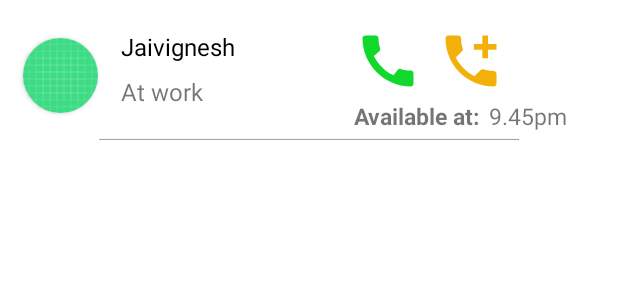
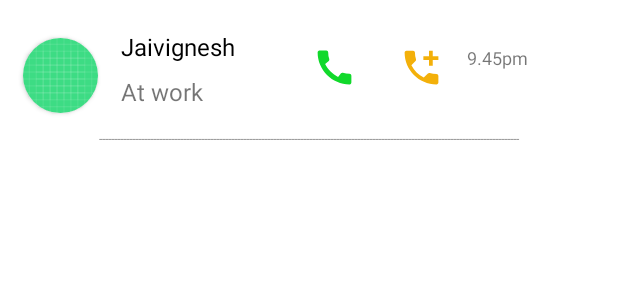
Before and after one commit to JAIVIGNESH2002/Calfo, an Android app: the layout item_design.xml on its own in the app's theme, with its tools: preview values and no code run, on a phone screen of 412 x 824 dp. Shown: the top 300 px of the screen. Run offline under Robolectric (Android 15) with nearby library versions, the phone set to English and light mode, and no system bars.

Commit message:
Added onTapCall

```diff
--- a/app/src/main/AndroidManifest.xml
+++ b/app/src/main/AndroidManifest.xml
@@ -5,6 +5,7 @@
     <uses-permission android:name="android.permission.CAMERA" />
     <uses-permission android:name="android.permission.WRITE_CONTACTS"/>
     <uses-permission android:name="android.permission.READ_CONTACTS"/>
+    <uses-permission android:name="android.permission.CALL_PHONE"/>
 
     <application
         android:allowBackup="true"
--- a/app/src/main/res/layout/item_design.xml
+++ b/app/src/main/res/layout/item_design.xml
@@ -28,7 +28,7 @@
 
         <TextView
             android:id="@+id/listUserName"
-            android:layout_width="150dp"
+            android:layout_width="125dp"
             android:layout_height="30dp"
             android:layout_marginLeft="15dp"
             android:layout_marginTop="20dp"
@@ -39,7 +39,7 @@
 
         <TextView
             android:id="@+id/listUserStatus"
-            android:layout_width="150dp"
+            android:layout_width="125dp"
             android:layout_height="30dp"
             android:layout_marginLeft="15dp"
             android:layout_marginTop="50dp"
@@ -47,27 +47,26 @@
             android:text="At work"
             android:textSize="16sp" />
 
-        <TextView
-            android:id="@+id/avlTimeTv"
-            android:layout_width="wrap_content"
-            android:layout_height="wrap_content"
-            android:layout_alignStart="@+id/callAvailable"
-            android:layout_alignParentBottom="true"
-            android:layout_marginBottom="10dp"
-            android:text="Available at:"
-            android:textSize="15sp"
-            android:textStyle="bold"></TextView>
+        <!--        <TextView-->
+        <!--            android:id="@+id/avlTimeTv"-->
+        <!--            android:layout_width="wrap_content"-->
+        <!--            android:layout_height="wrap_content"-->
+        <!--            android:layout_alignStart="@+id/callAvailable"-->
+        <!--            android:layout_alignParentBottom="true"-->
+        <!--            android:layout_marginBottom="10dp"-->
+        <!--            android:text="Available at:"-->
+        <!--            android:textSize="15sp"-->
+        <!--            android:textStyle="normal"></TextView>-->
 
         <TextView
             android:id="@+id/showTimeTv"
             android:layout_width="wrap_content"
             android:layout_height="wrap_content"
-            android:layout_alignStart="@+id/callAvailable"
-            android:layout_alignParentBottom="true"
-            android:layout_marginStart="90dp"
-            android:layout_marginBottom="10dp"
+            android:layout_alignStart="@id/callRequest"
+            android:layout_marginLeft="45dp"
+            android:layout_marginTop="30dp"
             android:text="9.45pm"
-            android:textSize="15sp"></TextView>
+            android:textSize="12sp"></TextView>
 
         <TextView
             android:layout_width="match_parent"
@@ -75,25 +74,25 @@
             android:layout_alignParentBottom="true"
             android:layout_centerInParent="true"
             android:gravity="center"
-            android:textSize="8dp"
-            android:text="--------------------------------------------------------------------------------------------------------------------------------------------" />
+            android:text="--------------------------------------------------------------------------------------------------------------------------------------------"
+            android:textSize="8dp" />
 
 
         <ImageView
             android:id="@+id/callAvailable"
-            android:layout_width="45dp"
-            android:layout_height="45dp"
-            android:layout_marginLeft="5dp"
-            android:layout_marginTop="18dp"
+            android:layout_width="30dp"
+            android:layout_height="30dp"
+            android:layout_marginLeft="2dp"
+            android:layout_marginTop="30dp"
             android:layout_toRightOf="@id/listUserName"
             android:src="@drawable/ic_call" />
 
         <ImageView
             android:id="@+id/callRequest"
-            android:layout_width="45dp"
-            android:layout_height="45dp"
-            android:layout_marginLeft="10dp"
-            android:layout_marginTop="18dp"
+            android:layout_width="30dp"
+            android:layout_height="30dp"
+            android:layout_marginLeft="28dp"
+            android:layout_marginTop="30dp"
             android:layout_marginRight="20dp"
             android:layout_toRightOf="@id/callAvailable"
             android:src="@drawable/ic_req_call" />
```
Also changed, not shown: app/src/main/java/com/example/canicall/myAdapter.java (+21 -1 lines), app/src/main/java/com/example/canicall/ui/main/fragTwo.java (+38 -3 lines), app/src/main/java/com/example/canicall/userDetails.java (+9 -0 lines).
